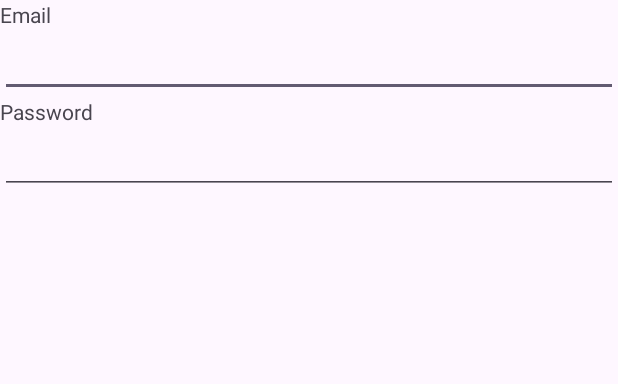
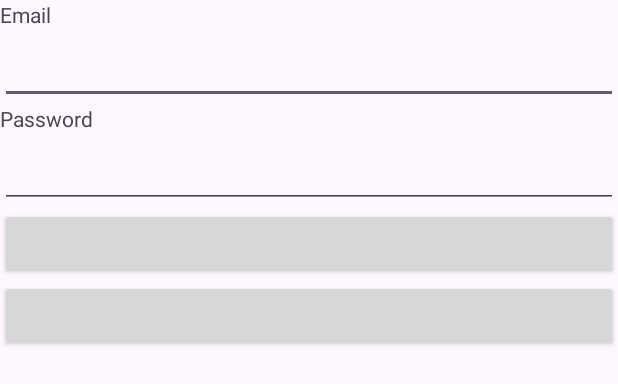
Before and after one commit to ukiD0/Tests, an Android app: the layout fragment_sign_in.xml on its own in the app's theme, with its tools: preview values and no code run, on a phone screen of 412 x 824 dp. Shown: the top 384 px of the screen. Run offline under Robolectric (Android 15) with nearby library versions, the phone set to English and light mode, and no system bars.

```diff
--- a/app/build.gradle.kts
+++ b/app/build.gradle.kts
@@ -79,4 +79,5 @@ dependencies {
     testImplementation("junit:junit:4.13.2")
     androidTestImplementation("androidx.test.ext:junit:1.1.5")
     androidTestImplementation("androidx.test.espresso:espresso-core:3.5.1")
+
 }
--- a/app/src/main/java/com/example/saransk/MainActivity.kt
+++ b/app/src/main/java/com/example/saransk/MainActivity.kt
@@ -2,10 +2,14 @@ package com.example.saransk
 
 import androidx.appcompat.app.AppCompatActivity
 import android.os.Bundle
+import androidx.navigation.findNavController
+import androidx.navigation.ui.setupActionBarWithNavController
 
 class MainActivity : AppCompatActivity() {
     override fun onCreate(savedInstanceState: Bundle?) {
         super.onCreate(savedInstanceState)
         setContentView(R.layout.activity_main)
+
+
     }
 }
--- a/app/src/main/res/layout/fragment_sign_in.xml
+++ b/app/src/main/res/layout/fragment_sign_in.xml
@@ -4,24 +4,42 @@
     android:layout_width="match_parent"
     android:layout_height="match_parent"
     tools:context=".presentation.SignInFragment"
-    android:orientation="vertical">
+    android:orientation="vertical"
+    >
 
     <!-- TODO: Update blank fragment layout -->
-    <TextView
+    <androidx.appcompat.widget.AppCompatTextView
         android:layout_width="match_parent"
         android:layout_height="wrap_content"
         android:text="Email" />
-    <com.google.android.material.textfield.TextInputEditText
+
+    <EditText
         android:id="@+id/emailId"
         android:layout_width="match_parent"
-        android:layout_height="wrap_content"/>
-    <TextView
+        android:layout_height="50dp"/>
+
+    <androidx.appcompat.widget.AppCompatTextView
         android:layout_width="match_parent"
         android:layout_height="wrap_content"
         android:text="Password" />
-    <com.google.android.material.textfield.TextInputEditText
+
+
+    <EditText
         android:id="@+id/passId"
         android:layout_width="match_parent"
-        android:layout_height="wrap_content"/>
+        android:layout_height="50dp"/>
+<LinearLayout
+    android:id="@+id/btnHide"
+    android:layout_width="match_parent"
+    android:layout_height="wrap_content">
+    <androidx.appcompat.widget.AppCompatButton
+        android:layout_width="match_parent"
+        android:layout_height="match_parent" />
+</LinearLayout>
 
+    <androidx.appcompat.widget.AppCompatButton
+        android:id="@+id/invisible"
+        android:layout_width="match_parent"
+        android:layout_height="wrap_content"
+        android:visibility="visible"/>
 </LinearLayout>
```
Also changed, not shown: app/src/main/java/com/example/saransk/common/Helper.kt (added, +17 -0 lines), app/src/main/java/com/example/saransk/domain/AuthRepository.kt (+25 -5 lines), app/src/main/java/com/example/saransk/presentation/SignInFragment.kt (+19 -41 lines), app/src/main/res/layout/activity_main.xml (+9 -10 lines), app/src/main/res/navigation/my_nav.xml (added, +13 -0 lines), 1 other file.
